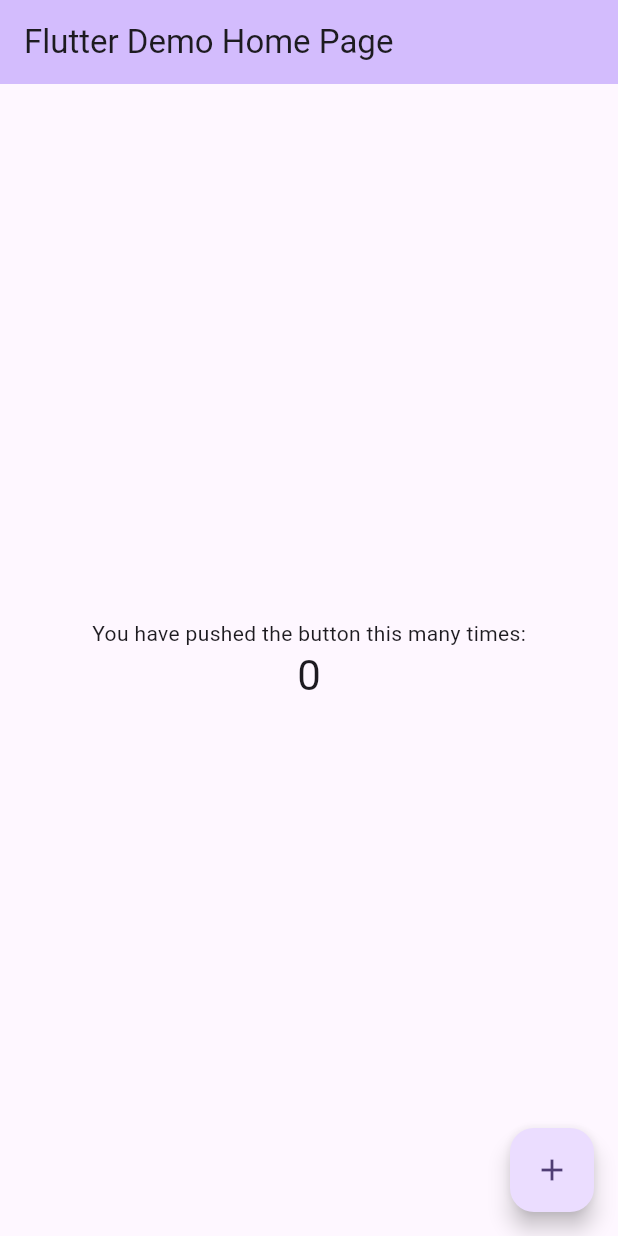
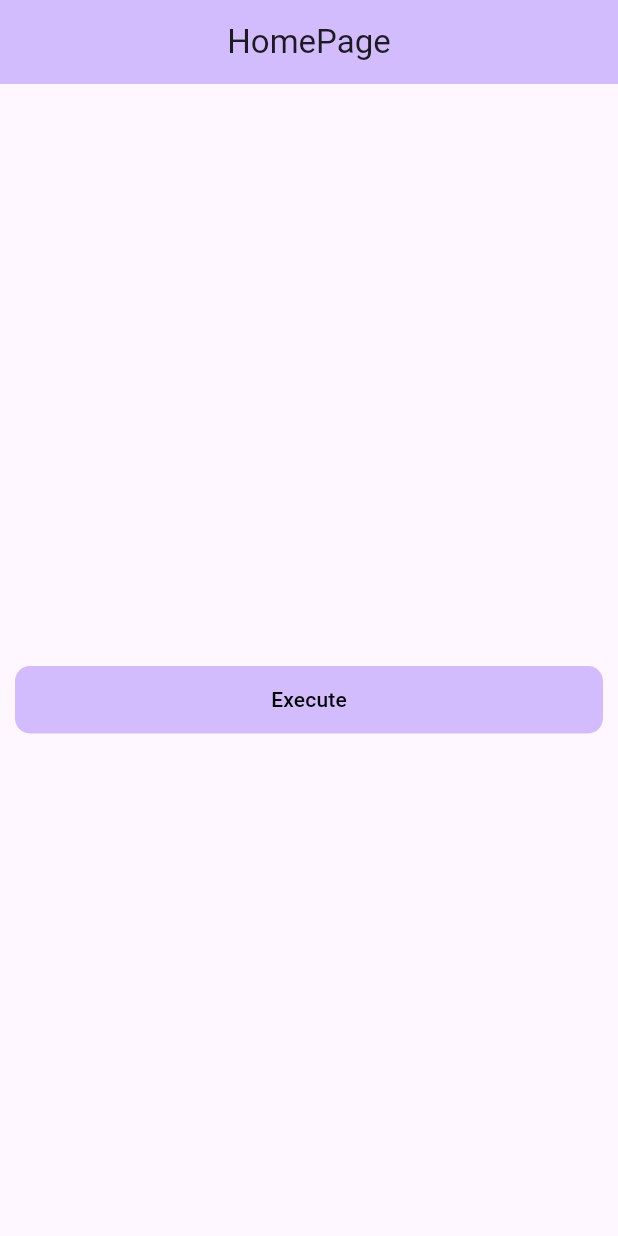
Before and after one commit to FreakyAli/dart_dsa, a Flutter app: the screen it shows after launch, on a phone screen of 412 x 824 dp. Run offline on Flutter 3.47's test engine with Material 3 defaults, Android fonts, the phone set to English and light mode, and no system bars.

```diff
--- /dev/null
+++ b/fun_dsa_app/lib/algorithms/linear_search.dart
@@ -0,0 +1,12 @@
+class LinearSearch {
+  bool search(List<int> list, int value) {
+    var searchResult = false;
+    for (var i = 0; i <= list.length; i++) {
+      if (i == value) {
+        searchResult = true;
+        break;
+      }
+    }
+    return searchResult;
+  }
+}
--- a/fun_dsa_app/lib/main.dart
+++ b/fun_dsa_app/lib/main.dart
@@ -1,4 +1,5 @@
 import 'package:flutter/material.dart';
+import 'package:fun_dsa_app/algorithms/linear_search.dart';
 
 void main() {
   runApp(const MyApp());
@@ -7,119 +8,85 @@ void main() {
 class MyApp extends StatelessWidget {
   const MyApp({super.key});
 
-  // This widget is the root of your application.
   @override
   Widget build(BuildContext context) {
     return MaterialApp(
       title: 'Flutter Demo',
       theme: ThemeData(
-        // This is the theme of your application.
-        //
-        // TRY THIS: Try running your application with "flutter run". You'll see
-        // the application has a purple toolbar. Then, without quitting the app,
-        // try changing the seedColor in the colorScheme below to Colors.green
-        // and then invoke "hot reload" (save your changes or press the "hot
-        // reload" button in a Flutter-supported IDE, or press "r" if you used
-        // the command line to start the app).
-        //
-        // Notice that the counter didn't reset back to zero; the application
-        // state is not lost during the reload. To reset the state, use hot
-        // restart instead.
-        //
-        // This works for code too, not just values: Most code changes can be
-        // tested with just a hot reload.
         colorScheme: ColorScheme.fromSeed(seedColor: Colors.deepPurple),
         useMaterial3: true,
       ),
-      home: const MyHomePage(title: 'Flutter Demo Home Page'),
+      home: const MyHomePage(),
     );
   }
 }
 
 class MyHomePage extends StatefulWidget {
-  const MyHomePage({super.key, required this.title});
-
-  // This widget is the home page of your application. It is stateful, meaning
-  // that it has a State object (defined below) that contains fields that affect
-  // how it looks.
-
-  // This class is the configuration for the state. It holds the values (in this
-  // case the title) provided by the parent (in this case the App widget) and
-  // used by the build method of the State. Fields in a Widget subclass are
-  // always marked "final".
-
-  final String title;
+  const MyHomePage({super.key});
 
   @override
   State<MyHomePage> createState() => _MyHomePageState();
 }
 
 class _MyHomePageState extends State<MyHomePage> {
-  int _counter = 0;
+  String? centeredText;
 
-  void _incrementCounter() {
+  void linearSearch() {
+    var listOfInt = [1, 2, 3, 4, 5, 6, 7, 8, 9];
+    var linearSearch = LinearSearch();
+    centeredText = linearSearch.search(listOfInt, 5).toString();
+    //centeredText = linearSearch.search(listOfInt, 50).toString();
+  }
+
+  onButtonPressed() {
     setState(() {
-      // This call to setState tells the Flutter framework that something has
-      // changed in this State, which causes it to rerun the build method below
-      // so that the display can reflect the updated values. If we changed
-      // _counter without calling setState(), then the build method would not be
-      // called again, and so nothing would appear to happen.
-      _counter++;
+      linearSearch();
     });
   }
 
   @override
   Widget build(BuildContext context) {
-    // This method is rerun every time setState is called, for instance as done
-    // by the _incrementCounter method above.
-    //
-    // The Flutter framework has been optimized to make rerunning build methods
-    // fast, so that you can just rebuild anything that needs updating rather
-    // than having to individually change instances of widgets.
     return Scaffold(
       appBar: AppBar(
-        // TRY THIS: Try changing the color here to a specific color (to
-        // Colors.amber, perhaps?) and trigger a hot reload to see the AppBar
-        // change color while the other colors stay the same.
         backgroundColor: Theme.of(context).colorScheme.inversePrimary,
-        // Here we take the value from the MyHomePage object that was created by
-        // the App.build method, and use it to set our appbar title.
-        title: Text(widget.title),
-      ),
-      body: Center(
-        // Center is a layout widget. It takes a single child and positions it
-        // in the middle of the parent.
-        child: Column(
-          // Column is also a layout widget. It takes a list of children and
-          // arranges them vertically. By default, it sizes itself to fit its
-          // children horizontally, and tries to be as tall as its parent.
-          //
-          // Column has various properties to control how it sizes itself and
-          // how it positions its children. Here we use mainAxisAlignment to
-          // center the children vertically; the main axis here is the vertical
-          // axis because Columns are vertical (the cross axis would be
-          // horizontal).
-          //
-          // TRY THIS: Invoke "debug painting" (choose the "Toggle Debug Paint"
-          // action in the IDE, or press "p" in the console), to see the
-          // wireframe for each widget.
-          mainAxisAlignment: MainAxisAlignment.center,
-          children: <Widget>[
-            const Text(
-              'You have pushed the button this many times:',
-            ),
-            Text(
-              '$_counter',
-              style: Theme.of(context).textTheme.headlineMedium,
-            ),
-          ],
+        title: const Center(
+          child: Text('HomePage'),
         ),
       ),
-      floatingActionButton: FloatingActionButton(
-        onPressed: _incrementCounter,
-        tooltip: 'Increment',
-        child: const Icon(Icons.add),
-      ), // This trailing comma makes auto-formatting nicer for build methods.
+      body: Padding(
+        padding: const EdgeInsets.all(10.0),
+        child: Center(
+          child: Wrap(
+            runSpacing: 10,
+            children: [
+              Center(
+                child: Text(
+                  centeredText ?? '',
+                  style: const TextStyle(fontSize: 30),
+                ),
+              ),
+              TextButton(
+                style: TextButton.styleFrom(
+                  minimumSize: const Size.fromHeight(45),
+                  backgroundColor: Theme.of(context).colorScheme.inversePrimary,
+                  shape: const RoundedRectangleBorder(
+                    borderRadius: BorderRadius.all(
+                      Radius.circular(
+                        10.0,
+                      ),
+                    ),
+                  ),
+                ),
+                onPressed: () => onButtonPressed(),
+                child: const Text(
+                  'Execute',
+                  style: TextStyle(color: Colors.black),
+                ),
+              )
+            ],
+          ),
+        ),
+      ),
     );
   }
 }
```
Also changed, not shown: 2 other files.
